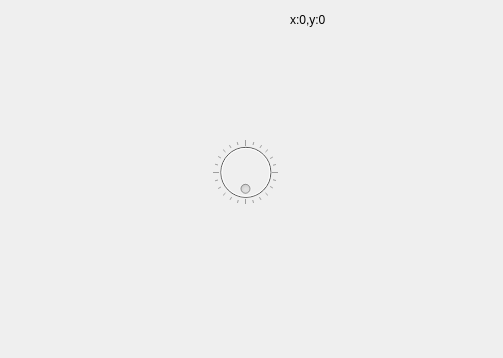
Above: coordinatemap.ui from ONEICE2018/NvRpcLinuxQtDebuger before the change. Below: the same form after it.
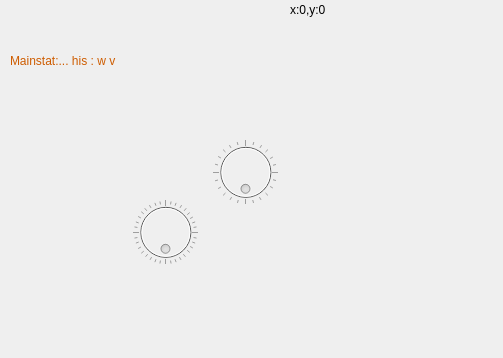
That is the form after the change.

```diff
--- a/coordinatemap.ui
+++ b/coordinatemap.ui
@@ -17,7 +17,7 @@
    <property name="geometry">
     <rect>
      <x>290</x>
-     <y>10</y>
+     <y>0</y>
      <width>200</width>
      <height>20</height>
     </rect>
@@ -28,6 +28,9 @@
      <height>0</height>
     </size>
    </property>
+   <property name="styleSheet">
+    <string notr="true">font: 9pt &quot;Ubuntu&quot;;</string>
+   </property>
    <property name="text">
     <string>x:0,y:0</string>
    </property>
@@ -81,6 +84,79 @@
     <bool>true</bool>
    </property>
   </widget>
+  <widget class="QDial" name="dial_show_hisbot">
+   <property name="enabled">
+    <bool>false</bool>
+   </property>
+   <property name="geometry">
+    <rect>
+     <x>130</x>
+     <y>200</y>
+     <width>71</width>
+     <height>64</height>
+    </rect>
+   </property>
+   <property name="styleSheet">
+    <string notr="true">color: rgb(193, 125, 17);
+border-color: rgb(52, 101, 164);</string>
+   </property>
+   <property name="inputMethodHints">
+    <set>Qt::ImhNone</set>
+   </property>
+   <property name="minimum">
+    <number>0</number>
+   </property>
+   <property name="maximum">
+    <number>360</number>
+   </property>
+   <property name="singleStep">
+    <number>1</number>
+   </property>
+   <property name="pageStep">
+    <number>90</number>
+   </property>
+   <property name="value">
+    <number>0</number>
+   </property>
+   <property name="sliderPosition">
+    <number>0</number>
+   </property>
+   <property name="orientation">
+    <enum>Qt::Horizontal</enum>
+   </property>
+   <property name="invertedAppearance">
+    <bool>true</bool>
+   </property>
+   <property name="invertedControls">
+    <bool>true</bool>
+   </property>
+   <property name="wrapping">
+    <bool>true</bool>
+   </property>
+   <property name="notchTarget">
+    <double>10.000000000000000</double>
+   </property>
+   <property name="notchesVisible">
+    <bool>true</bool>
+   </property>
+  </widget>
+  <widget class="QLabel" name="hisbot_vw">
+   <property name="geometry">
+    <rect>
+     <x>10</x>
+     <y>30</y>
+     <width>461</width>
+     <height>61</height>
+    </rect>
+   </property>
+   <property name="styleSheet">
+    <string notr="true">color: rgb(206, 92, 0);
+font: 25 italic 8pt &quot;Ubuntu&quot;;</string>
+   </property>
+   <property name="text">
+    <string>Mainstat:... his : w v</string>
+   </property>
+  </widget>
  </widget>
  <resources/>
  <connections/>
```
